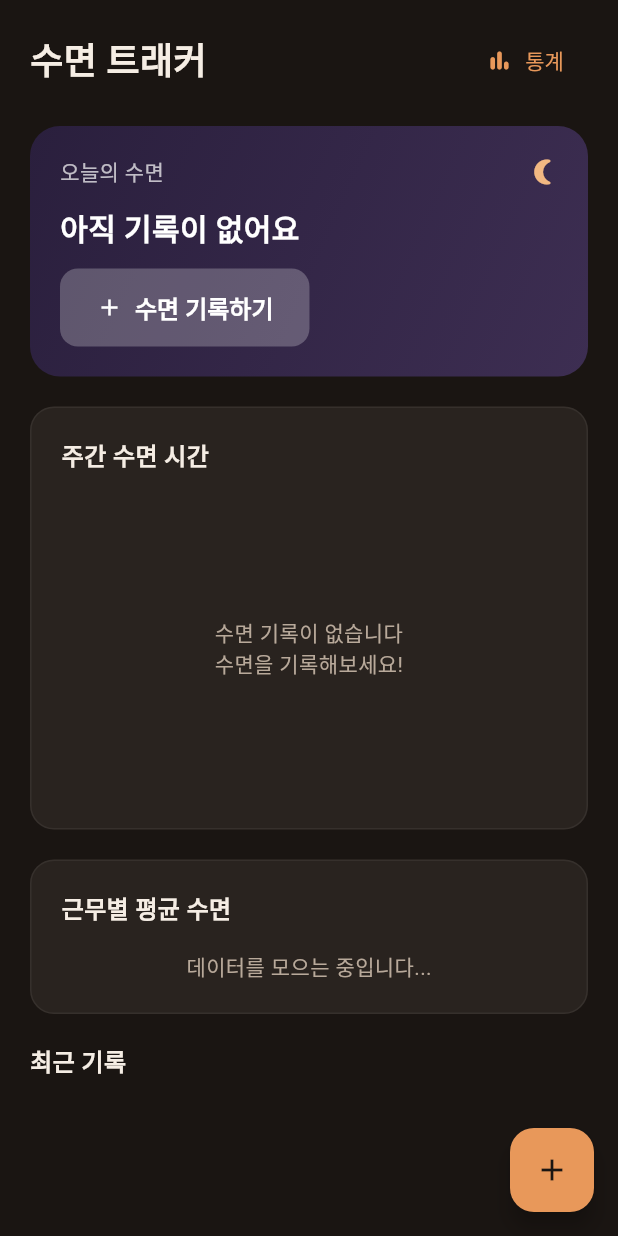
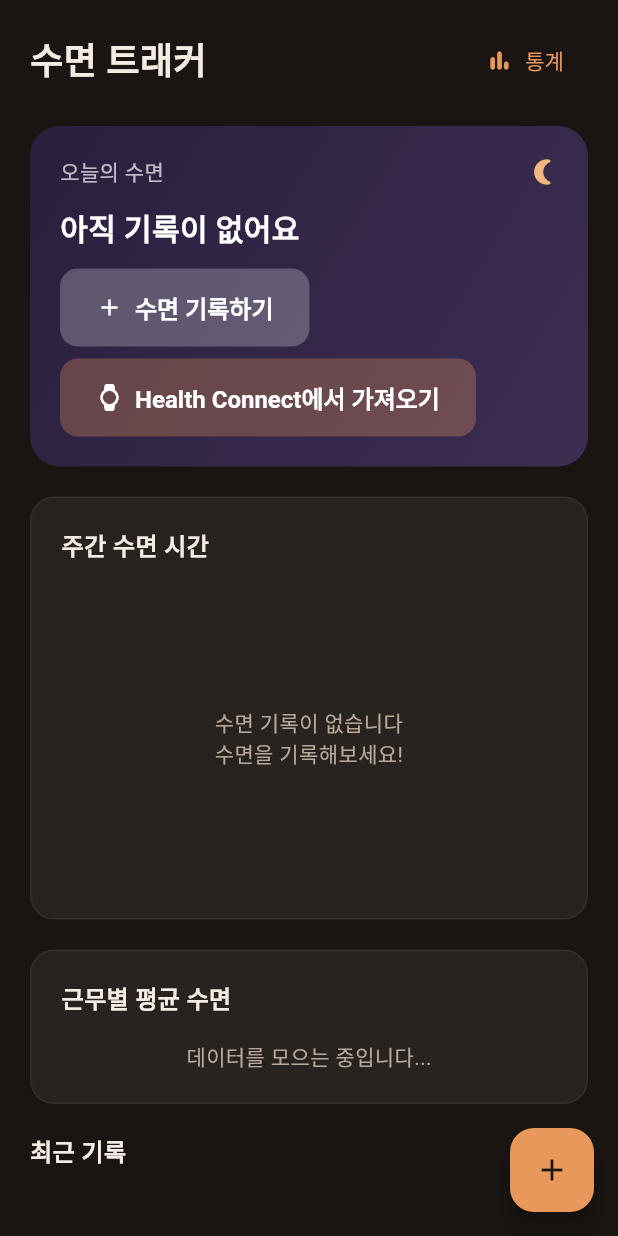
Before and after one commit to chuwg/change-work, a Flutter app: the SleepTrackerScreen screen opened by its route, on a phone screen of 412 x 824 dp. Run offline on Flutter 3.47's test engine with Material 3 defaults, Android fonts, the phone set to English and light mode, and no system bars; our stand-ins replace fl_chart, flutter_local_notifications, flutter_riverpod, shared_preferences, sqflite, sqflite_common_ffi_web and 2 more; missing offline and left inert: health; accounts and stored records are empty.

Commit message:
HealthKit 수면 데이터 자동 연동 및 Riverpod 초기화 버그 수정
- iOS HealthKit 엔타이틀먼트 추가 (Runner.entitlements)
- 수면 트래커에 Apple Health/Health Connect 가져오기 버튼 추가
- 수면 탭 진입 시 자동 동기화 실행
- 권한 거부 시 설정 안내 다이얼로그 표시
- 수면 품질 자동 산정에 근무 타입(야간/저녁) 반영
- Riverpod initState 빌드 중 provider 수정 오류 수정 (4개 화면)

Co-Authored-By: Claude Opus 4.6 <noreply@anthropic.com>

```diff
--- a/lib/providers/health_sync_provider.dart
+++ b/lib/providers/health_sync_provider.dart
@@ -67,11 +67,12 @@ class HealthSyncNotifier extends StateNotifier<HealthSyncState> {
   }
 
   /// Toggle health data sync ON/OFF.
-  Future<void> toggleSync(bool enabled) async {
+  /// Returns false if authorization was denied.
+  Future<bool> toggleSync(bool enabled) async {
     if (enabled) {
       // Request authorization first
       final authorized = await _healthService.requestAuthorization();
-      if (!authorized) return;
+      if (!authorized) return false;
 
       state = state.copyWith(syncEnabled: true, isAuthorized: true);
       final prefs = await SharedPreferences.getInstance();
@@ -87,6 +88,7 @@ class HealthSyncNotifier extends StateNotifier<HealthSyncState> {
       final prefs = await SharedPreferences.getInstance();
       await prefs.setBool(AppConstants.healthSyncEnabledKey, false);
     }
+    return true;
   }
 
   /// Manual sync trigger.
--- a/lib/screens/calendar/calendar_screen.dart
+++ b/lib/screens/calendar/calendar_screen.dart
@@ -24,7 +24,7 @@ class _CalendarScreenState extends ConsumerState<CalendarScreen> {
   void initState() {
     super.initState();
     _selectedDay = DateTime.now();
-    _loadMonth();
+    WidgetsBinding.instance.addPostFrameCallback((_) => _loadMonth());
   }
 
   void _loadMonth() {
--- a/lib/screens/health/health_coach_screen.dart
+++ b/lib/screens/health/health_coach_screen.dart
@@ -21,7 +21,9 @@ class _HealthCoachScreenState extends ConsumerState<HealthCoachScreen> {
   @override
   void initState() {
     super.initState();
-    try { ref.read(healthProvider.notifier).refreshHealthData(); } catch (_) {}
+    WidgetsBinding.instance.addPostFrameCallback((_) {
+      try { ref.read(healthProvider.notifier).refreshHealthData(); } catch (_) {}
+    });
   }
 
   @override
--- a/lib/screens/home/home_screen.dart
+++ b/lib/screens/home/home_screen.dart
@@ -22,7 +22,7 @@ class _HomeScreenState extends ConsumerState<HomeScreen> {
   @override
   void initState() {
     super.initState();
-    _loadData();
+    WidgetsBinding.instance.addPostFrameCallback((_) => _loadData());
   }
 
   Future<void> _loadData() async {
--- a/lib/screens/sleep/sleep_tracker_screen.dart
+++ b/lib/screens/sleep/sleep_tracker_screen.dart
@@ -1,8 +1,10 @@
+import 'dart:io';
 import 'package:flutter/material.dart';
 import 'package:flutter_riverpod/flutter_riverpod.dart';
 import '../../config/theme.dart';
 import '../../providers/sleep_provider.dart';
 import '../../providers/schedule_provider.dart';
+import '../../providers/health_sync_provider.dart';
 import '../../utils/helpers.dart';
 import '../../widgets/sleep_chart.dart';
 
@@ -18,7 +20,14 @@ class _SleepTrackerScreenState extends ConsumerState<SleepTrackerScreen> {
   @override
   void initState() {
     super.initState();
+    WidgetsBinding.instance.addPostFrameCallback((_) {
       try { ref.read(sleepProvider.notifier).loadRecords(); } catch (_) {}
+      // Auto-sync from HealthKit when sync is enabled
+      final healthSync = ref.read(healthSyncProvider);
+      if (healthSync.syncEnabled && !healthSync.isSyncing) {
+        ref.read(healthSyncProvider.notifier).syncNow();
+      }
+    });
   }
 
   @override
@@ -128,6 +137,10 @@ class _SleepTrackerScreenState extends ConsumerState<SleepTrackerScreen> {
                           ),
                         ),
                         const SizedBox(height: 12),
+                        Wrap(
+                          spacing: 8,
+                          runSpacing: 8,
+                          children: [
                             ElevatedButton.icon(
                               onPressed: () => _showAddSleepRecord(context),
                               icon: const Icon(Icons.add, size: 18),
@@ -136,6 +149,47 @@ class _SleepTrackerScreenState extends ConsumerState<SleepTrackerScreen> {
                                 backgroundColor: Colors.white24,
                                 foregroundColor: Colors.white,
                               ),
+                            ),
+                            if (!ref.watch(healthSyncProvider).syncEnabled)
+                              ElevatedButton.icon(
+                                onPressed: () => _requestHealthSync(context),
+                                icon: const Icon(Icons.watch_rounded, size: 18),
+                                label: Text(Platform.isIOS
+                                    ? 'Apple Health에서 가져오기'
+                                    : 'Health Connect에서 가져오기'),
+                                style: ElevatedButton.styleFrom(
+                                  backgroundColor: AppTheme.primary
+                                      .withValues(alpha: 0.3),
+                                  foregroundColor: Colors.white,
+                                ),
+                              ),
+                            if (ref.watch(healthSyncProvider).syncEnabled &&
+                                ref.watch(healthSyncProvider).isSyncing)
+                              const Padding(
+                                padding: EdgeInsets.only(left: 8),
+                                child: Row(
+                                  mainAxisSize: MainAxisSize.min,
+                                  children: [
+                                    SizedBox(
+                                      width: 16,
+                                      height: 16,
+                                      child: CircularProgressIndicator(
+                                        strokeWidth: 2,
+                                        color: Colors.white70,
+                                      ),
+                                    ),
+                                    SizedBox(width: 8),
+                                    Text(
+                                      '동기화 중...',
+                                      style: TextStyle(
+                                        color: Colors.white70,
+                                        fontSize: 13,
+                                      ),
+                                    ),
+                                  ],
+                                ),
+                              ),
+                          ],
                         ),
                       ],
                     ],
@@ -392,6 +446,36 @@ class _SleepTrackerScreenState extends ConsumerState<SleepTrackerScreen> {
     );
   }
 
+  Future<void> _requestHealthSync(BuildContext context) async {
+    final granted = await ref
+        .read(healthSyncProvider.notifier)
+        .toggleSync(true);
+    if (!granted && context.mounted) {
+      final settingsName = Platform.isIOS ? '설정 > 건강 > Change' : '설정 > Health Connect';
+      showDialog(
+        context: context,
+        builder: (context) => AlertDialog(
+          backgroundColor: AppTheme.surfaceDarkElevated,
+          title: const Text(
+            '건강 데이터 권한 필요',
+            style: TextStyle(color: AppTheme.textPrimary),
+          ),
+          content: Text(
+            '수면 데이터를 가져오려면 건강 데이터 접근 권한이 필요합니다.\n\n'
+            '$settingsName에서 권한을 허용해주세요.',
+            style: const TextStyle(color: AppTheme.textSecondary),
+          ),
+          actions: [
+            TextButton(
+              onPressed: () => Navigator.pop(context),
+              child: const Text('확인'),
+            ),
+          ],
+        ),
+      );
+    }
+  }
+
   void _showAddSleepRecord(BuildContext context) {
     DateTime bedTime = DateTime.now().subtract(const Duration(hours: 7));
     DateTime wakeTime = DateTime.now();
```
Also changed, not shown: lib/services/health_data_service.dart (+16 -3 lines), 2 other files. Lines whose indentation alone changed are shown as unchanged.
